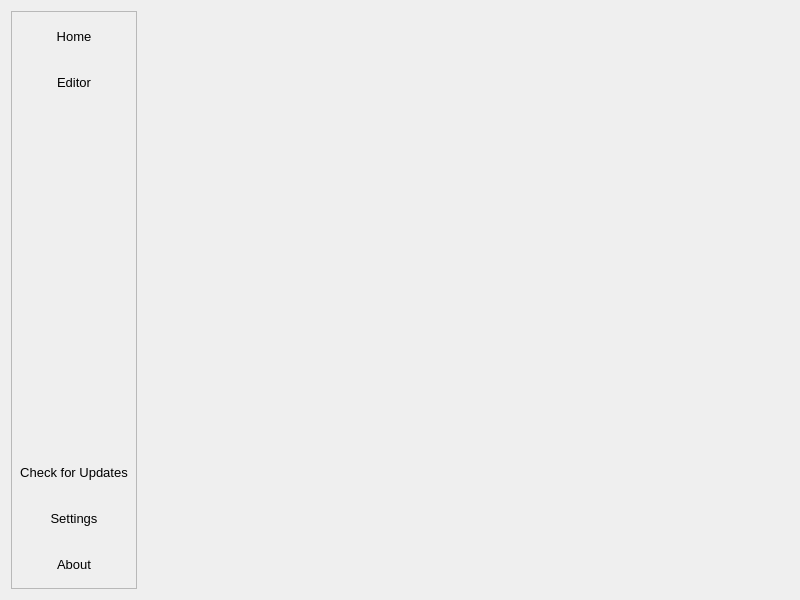
NickvisionApps/Application, file NickvisionApplication/UI/Views/MainWindow.ui: the form before one commit.
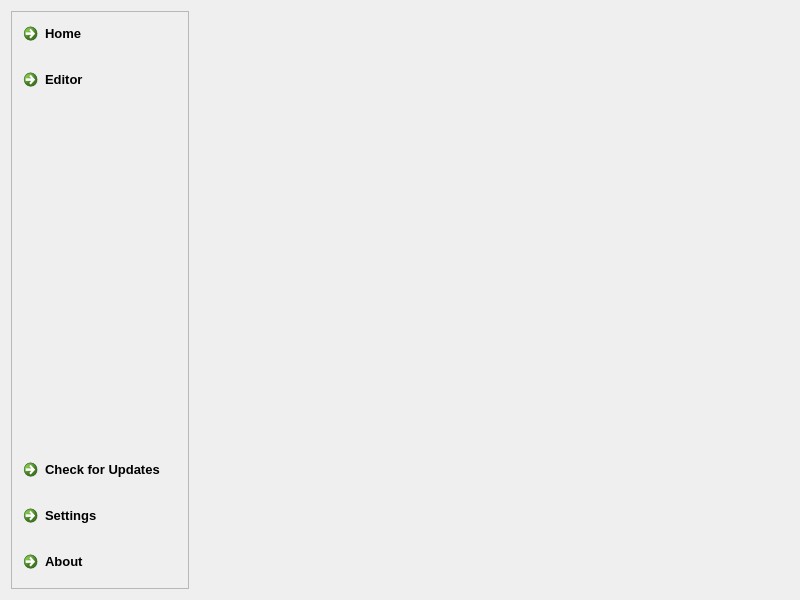
The form after the commit. Icons and pictures are not drawn.

```diff
--- a/NickvisionApplication/UI/Views/MainWindow.ui
+++ b/NickvisionApplication/UI/Views/MainWindow.ui
@@ -47,7 +47,7 @@
         <number>4</number>
        </property>
        <item>
-        <widget class="QPushButton" name="navHome">
+        <widget class="QCommandLinkButton" name="navHome">
          <property name="minimumSize">
           <size>
            <width>0</width>
@@ -62,6 +62,7 @@
          </property>
          <property name="font">
           <font>
+           <family>Segoe UI</family>
            <pointsize>10</pointsize>
           </font>
          </property>
@@ -81,13 +82,10 @@
          <property name="checkable">
           <bool>true</bool>
          </property>
-         <property name="flat">
-          <bool>true</bool>
-         </property>
         </widget>
        </item>
        <item>
-        <widget class="QPushButton" name="navEditor">
+        <widget class="QCommandLinkButton" name="navEditor">
          <property name="minimumSize">
           <size>
            <width>0</width>
@@ -102,6 +100,7 @@
          </property>
          <property name="font">
           <font>
+           <family>Segoe UI</family>
            <pointsize>10</pointsize>
           </font>
          </property>
@@ -121,9 +120,6 @@
          <property name="checkable">
           <bool>true</bool>
          </property>
-         <property name="flat">
-          <bool>true</bool>
-         </property>
         </widget>
        </item>
        <item>
@@ -140,7 +136,7 @@
         </spacer>
        </item>
        <item>
-        <widget class="QPushButton" name="navCheckForUpdates">
+        <widget class="QCommandLinkButton" name="navCheckForUpdates">
          <property name="minimumSize">
           <size>
            <width>0</width>
@@ -155,6 +151,7 @@
          </property>
          <property name="font">
           <font>
+           <family>Segoe UI</family>
            <pointsize>10</pointsize>
           </font>
          </property>
@@ -171,16 +168,13 @@
            <height>22</height>
           </size>
          </property>
-         <property name="checkable">
-          <bool>false</bool>
-         </property>
-         <property name="flat">
-          <bool>true</bool>
+         <property name="shortcut">
+          <string>Ctrl+Shift+U</string>
          </property>
         </widget>
        </item>
        <item>
-        <widget class="QPushButton" name="navSettings">
+        <widget class="QCommandLinkButton" name="navSettings">
          <property name="minimumSize">
           <size>
            <width>0</width>
@@ -195,6 +189,7 @@
          </property>
          <property name="font">
           <font>
+           <family>Segoe UI</family>
            <pointsize>10</pointsize>
           </font>
          </property>
@@ -211,16 +206,13 @@
            <height>22</height>
           </size>
          </property>
-         <property name="checkable">
-          <bool>false</bool>
-         </property>
-         <property name="flat">
-          <bool>true</bool>
+         <property name="shortcut">
+          <string>Ctrl+.</string>
          </property>
         </widget>
        </item>
        <item>
-        <widget class="QPushButton" name="navAbout">
+        <widget class="QCommandLinkButton" name="navAbout">
          <property name="minimumSize">
           <size>
            <width>0</width>
@@ -235,6 +227,7 @@
          </property>
          <property name="font">
           <font>
+           <family>Segoe UI</family>
            <pointsize>10</pointsize>
           </font>
          </property>
@@ -251,11 +244,8 @@
            <height>22</height>
           </size>
          </property>
-         <property name="checkable">
-          <bool>false</bool>
-         </property>
-         <property name="flat">
-          <bool>true</bool>
+         <property name="shortcut">
+          <string>F1</string>
          </property>
         </widget>
        </item>
```
